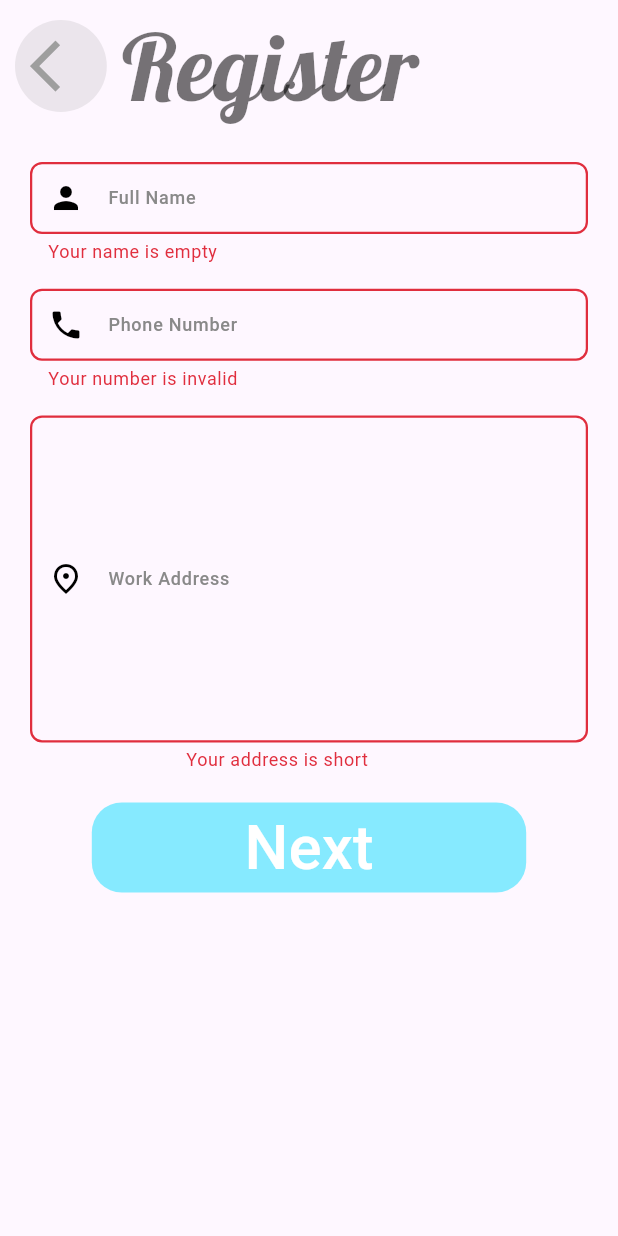
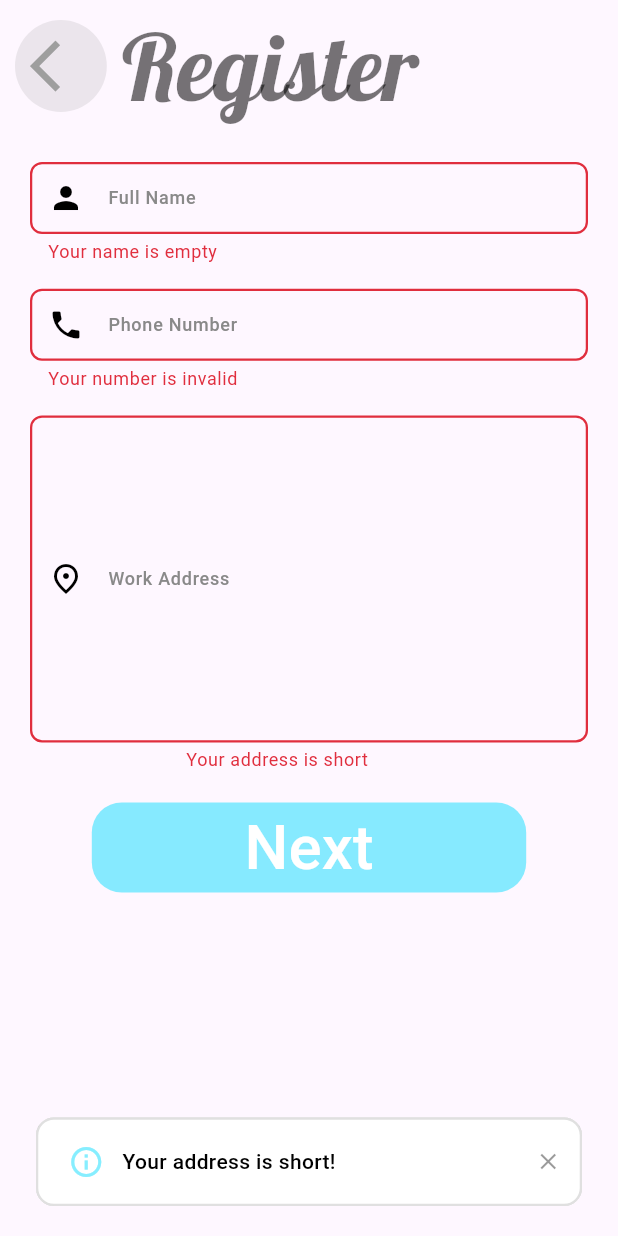
Before and after one commit to Syf-Almjd/Flutter_Clean_Coded, a Flutter app: the RegisterFirstPage widget shown alone on an empty page, opened directly, after a tap on "Next", on a phone screen of 412 x 824 dp. Run offline on Flutter 3.47's test engine with Material 3 defaults, Android fonts, the phone set to English and light mode, and no system bars; our stand-ins replace adaptive_theme, bloc, cloud_firestore, device_preview, equatable, firebase_auth and 9 more; missing offline and left inert: dart_secure; accounts and stored records are empty; Roboto replaces fonts that are missing (Montserrat); statements that could not run were skipped.

Commit message:
March 2024 Update

```diff
--- a/lib/src/app.dart
+++ b/lib/src/app.dart
@@ -5,7 +5,7 @@ import 'package:flutter_bloc/flutter_bloc.dart';
 import 'package:flutter_clean_architecture/src/data/local/localData_cubit/local_data_cubit.dart';
 import 'package:flutter_clean_architecture/src/presentation/Cubits/BottomBar_Bloc/BottomBar_bloc.dart';
 import 'package:flutter_clean_architecture/src/presentation/Cubits/Theme_bloc/theme_bloc.dart';
-import 'package:flutter_clean_architecture/src/presentation/Cubits/appNavi_cubit/navi_cubit.dart';
+import 'package:flutter_clean_architecture/src/presentation/Cubits/navigation_cubit/navi_cubit.dart';
 
 import 'config/utils/managers/app_constants.dart';
 import 'data/remote/RemoteData_cubit/RemoteData_cubit.dart';
--- a/lib/src/config/utils/managers/app_constants.dart
+++ b/lib/src/config/utils/managers/app_constants.dart
@@ -1,4 +1,5 @@
 abstract class AppConstants {
   static const double appBarHeight = 80;
   static const String appTitle = "SaifALmajd";
+  static const String noPhoto = "NOPHOTO";
 }
--- a/lib/src/domain/userAuth.dart
+++ b/lib/src/domain/userAuth.dart
@@ -4,7 +4,7 @@ import 'package:introduction_screen/introduction_screen.dart';
 
 import '../config/utils/styles/app_colors.dart';
 import '../data/local/IntroPageData.dart';
-import '../presentation/Cubits/appNavi_cubit/navi_cubit.dart';
+import '../presentation/Cubits/navigation_cubit/navi_cubit.dart';
 import '../presentation/Modules/Authentication/AuthenticationLayout.dart';
 
 class AuthPage extends StatelessWidget {
--- a/lib/src/presentation/Modules/Authentication/Login/biometricPage.dart
+++ b/lib/src/presentation/Modules/Authentication/Login/biometricPage.dart
@@ -4,7 +4,7 @@ import 'package:flutter/material.dart';
 import 'package:flutter/services.dart';
 import 'package:flutter_clean_architecture/src/data/local/localData_cubit/local_data_cubit.dart';
 
-import '../../../Cubits/appNavi_cubit/navi_cubit.dart';
+import '../../../Cubits/navigation_cubit/navi_cubit.dart';
 import '../../../Shared/Components.dart';
 
 class BiometricLogin extends StatelessWidget {
--- a/lib/src/presentation/Modules/Authentication/Registration/RegisterFirstPage.dart
+++ b/lib/src/presentation/Modules/Authentication/Registration/RegisterFirstPage.dart
@@ -1,13 +1,14 @@
 import 'package:flutter/material.dart';
 import 'package:flutter_bloc/flutter_bloc.dart';
 
+import '../../../../config/utils/styles/app_colors.dart';
 import '../../../../domain/models/UserModel.dart';
 import '../../../Cubits/BottomBar_Bloc/BottomBar_bloc.dart';
 import '../../../Shared/Components.dart';
 import '../../../Shared/WidgetBuilders.dart';
 
 class RegisterFirstPage extends StatefulWidget {
-  const RegisterFirstPage({Key? key}) : super(key: key);
+  const RegisterFirstPage({super.key});
 
   @override
   State<RegisterFirstPage> createState() => _RegisterFirstPageState();
@@ -64,7 +65,8 @@ class _RegisterFirstPageState extends State<RegisterFirstPage> {
                 TextFormField(
                   validator: (value) {
                     if (value!.isEmpty) {
-                      showToast("Your name is empty!", context);
+                      showToast("Your name is empty!", AppColors.primaryColor,
+                          context);
                       return 'Your name is empty';
                     } else {
                       return null;
@@ -83,7 +85,8 @@ class _RegisterFirstPageState extends State<RegisterFirstPage> {
                 TextFormField(
                   validator: (value) {
                     if (value!.isEmpty || !value.contains('0')) {
-                      showToast("Your number is invalid!", context);
+                      showToast("Your number is invalid!",
+                          AppColors.primaryColor, context);
                       return 'Your number is invalid';
                     } else {
                       return null;
@@ -102,7 +105,8 @@ class _RegisterFirstPageState extends State<RegisterFirstPage> {
                 TextFormField(
                   validator: (value) {
                     if (value!.isEmpty || value.length <= 8) {
-                      showToast("Your address is short!", context);
+                      showToast("Your address is short!",
+                          AppColors.primaryColor, context);
                       return 'Your address is short';
                     } else {
                       return null;
```
Also changed, not shown: lib/src/data/remote/RemoteData_cubit/RemoteData_cubit.dart (+25 -4 lines), lib/src/presentation/Cubits/navigation_cubit/navi_cubit.dart (renamed from lib/src/presentation/Cubits/appNavi_cubit/navi_cubit.dart, +11 -5 lines), lib/src/presentation/Modules/Authentication/Login/LoginPage.dart (+5 -2 lines), lib/src/presentation/Modules/Authentication/Registration/RegisterSecondPage.dart (+8 -4 lines), lib/src/presentation/Modules/Authentication/Registration/RegisterThirdPage.dart (+11 -5 lines), lib/src/presentation/Shared/Components.dart (+11 -18 lines), pubspec.yaml (+23 -54 lines), lib/src/presentation/Cubits/navigation_cubit/navi_state.dart (renamed from lib/src/presentation/Cubits/appNavi_cubit/navi_state.dart), pubspec.lock.
